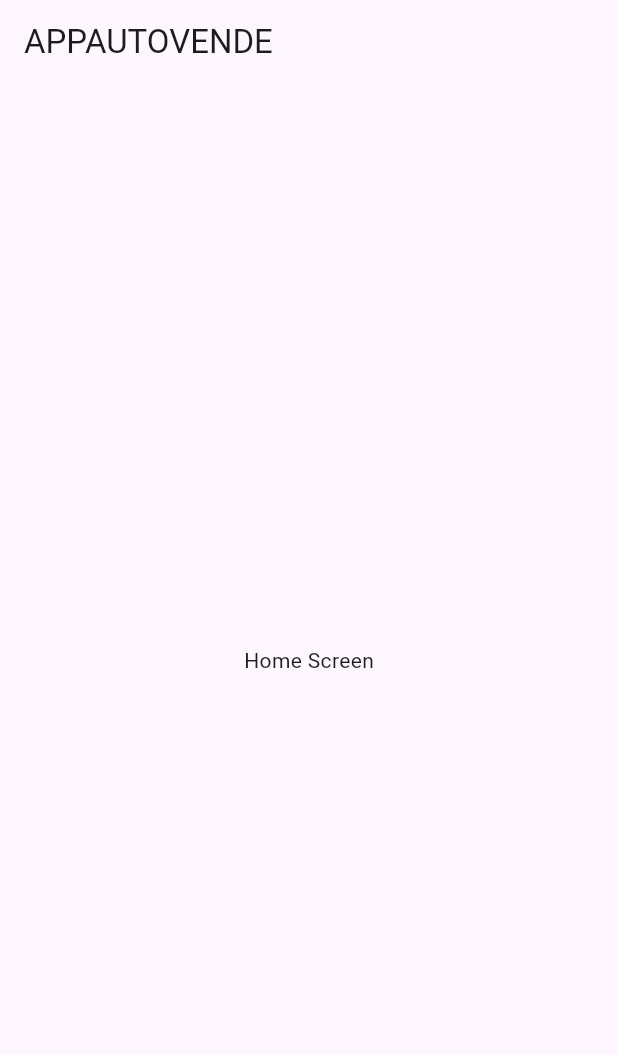
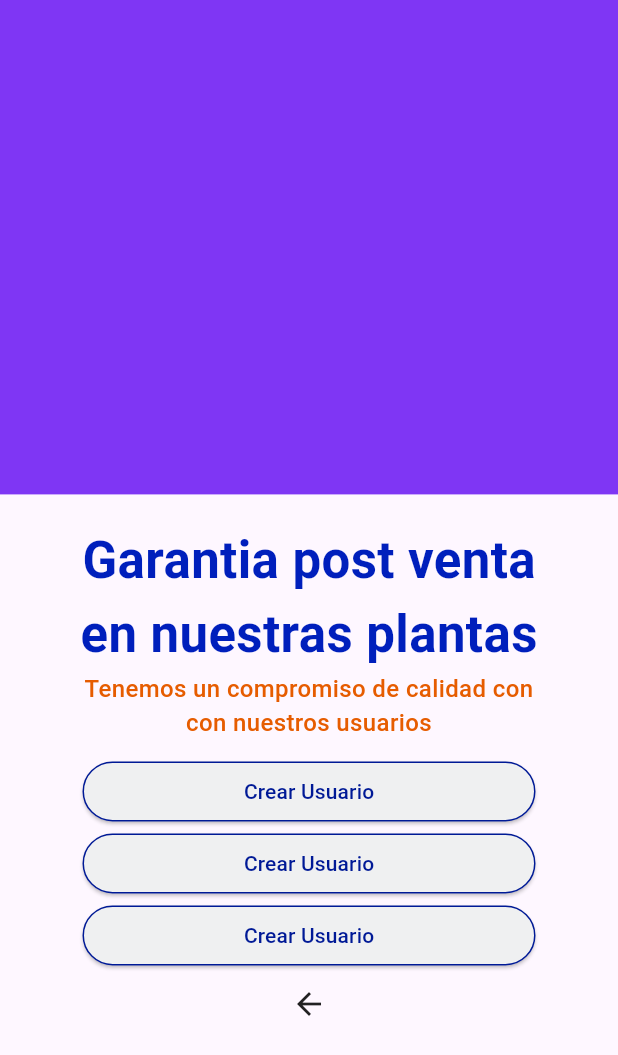
Before and after one commit to Thomas-Reyes/appfrontautos, a Flutter app: the screen it shows after launch, on a phone screen of 412 x 824 dp. Shown: the top 1055 px of the screen. Run offline on Flutter 3.47's test engine with Material 3 defaults, Android fonts, the phone set to English and light mode, and no system bars.

Commit message:
front de pantallas onboarding -login-RecuperarContraseña- CrearPerfil

```diff
--- a/lib/main.dart
+++ b/lib/main.dart
@@ -1,3 +1,4 @@
+import 'package:appfrontautos/screens/pantalla_inicio.dart';
 import 'package:appfrontautos/screens/screens.dart';
 import 'package:flutter/material.dart';
 
@@ -9,10 +10,11 @@
   @override
   Widget build(BuildContext context) {
     return MaterialApp(
-        title: 'VENTA AUTOMOTRIS',
+        title: 'VENTA AUTOMOTRIS2',
         debugShowCheckedModeBanner: false,
-        initialRoute: 'home',
+        initialRoute: 'inicio',
         routes: {
+          'inicio': (_) => Pantalla_InicioScreen(),
           'home': (_) => HomeScreen(),
           'datails': (_) => DetailsScreen(),
         });
--- /dev/null
+++ b/lib/screens/pantalla_inicio.dart
@@ -0,0 +1,27 @@
+import 'package:appfrontautos/widgets/cardwipers2%20copy.dart';
+import 'package:appfrontautos/widgets/cardwipers3%20copy.dart';
+import 'package:appfrontautos/widgets/widget.dart';
+import 'package:flutter/material.dart';
+
+class Pantalla_InicioScreen extends StatelessWidget {
+  const Pantalla_InicioScreen({Key? key}) : super(key: key);
+
+  @override
+  Widget build(BuildContext context) {
+    return Scaffold(
+        body: Column(
+      children: [
+        //TODO : CardSwiper
+        CardSwiper(),
+        SizedBox(height: 20),
+        pantalla2(),
+        SizedBox(height: 10),
+        panta3(),
+        SizedBox(height: 10),
+        contenedor4(),
+        SizedBox(height: 2),
+        //listado horizontal de peliculas
+      ],
+    ));
+  }
+}
--- /dev/null
+++ b/lib/widgets/cardwipers.dart
@@ -0,0 +1,13 @@
+import 'package:flutter/material.dart';
+
+class CardSwiper extends StatelessWidget {
+  @override
+  Widget build(BuildContext context) {
+    final size = MediaQuery.of(context).size;
+    return Container(
+      width: double.infinity,
+      height: size.height * 0.40,
+      color: const Color.fromARGB(255, 127, 54, 244),
+    );
+  }
+}
--- /dev/null
+++ b/lib/widgets/cardwipers2 copy.dart
@@ -0,0 +1,65 @@
+import 'package:flutter/material.dart';
+
+class pantalla2 extends StatelessWidget {
+  @override
+  Widget build(BuildContext context) {
+    final size = MediaQuery.of(context).size;
+
+    return Column(
+      children: [
+        Container(
+          child: SizedBox(
+            child: Column(
+              children: [
+                Text(
+                  'Garantia post venta',
+                  style: TextStyle(
+                    color: Color(0xFF001FBC),
+                    fontFamily: 'Roboto',
+                    fontSize: 34.0,
+                    fontStyle: FontStyle.normal,
+                    fontWeight: FontWeight.w600,
+                  ),
+                ),
+                Text(
+                  'en nuestras plantas',
+                  style: TextStyle(
+                    color: Color(0xFF001FBC),
+                    fontFamily: 'Roboto',
+                    fontSize: 34.0,
+                    fontStyle: FontStyle.normal,
+                    fontWeight: FontWeight.w600,
+                  ),
+                ),
+                Text(
+                  'Tenemos un compromiso de calidad con ',
+                  textAlign: TextAlign.center,
+                  style: TextStyle(
+                    color: Color(0xFFE65C00),
+                    fontFamily: 'Roboto',
+                    fontSize: 16.0,
+                    fontStyle: FontStyle.normal,
+                    fontWeight: FontWeight.w500,
+                    // El line-height no se traduce directamente a Flutter, ya que Flutter maneja automáticamente el espaciado entre líneas.
+                  ),
+                ),
+                Text(
+                  'con nuestros usuarios ',
+                  textAlign: TextAlign.center,
+                  style: TextStyle(
+                    color: Color(0xFFE65C00),
+                    fontFamily: 'Roboto',
+                    fontSize: 16.0,
+                    fontStyle: FontStyle.normal,
+                    fontWeight: FontWeight.w500,
+                    // El line-height no se traduce directamente a Flutter, ya que Flutter maneja automáticamente el espaciado entre líneas.
+                  ),
+                )
+              ],
+            ),
+          ),
+        )
+      ],
+    );
+  }
+}
--- /dev/null
+++ b/lib/widgets/cardwipers3 copy.dart
@@ -0,0 +1,70 @@
+import 'package:flutter/material.dart';
+
+class panta3 extends StatelessWidget {
+  @override
+  Widget build(BuildContext context) {
+    final size = MediaQuery.of(context).size;
+    return Column(children: [
+      Container(
+          child: SizedBox(
+              child: Column(
+        children: [
+          ElevatedButton(
+            onPressed: () {
+              // Acción cuando se presiona el botón
+            },
+            style: ButtonStyle(
+              minimumSize: MaterialStateProperty.all(Size(302, 40)),
+              padding: MaterialStateProperty.all(
+                  EdgeInsets.fromLTRB(60, 10, 60, 10)),
+              backgroundColor: MaterialStateProperty.all(Color(0xFFEFF0F1)),
+              foregroundColor: MaterialStateProperty.all(Color(0xFF001996)),
+              shape: MaterialStateProperty.all(RoundedRectangleBorder(
+                borderRadius: BorderRadius.circular(20),
+                side: BorderSide(color: Color(0xFF001996), width: 1),
+              )),
+            ),
+            child: Text('Crear Usuario'),
+          ),
+          ElevatedButton(
+            onPressed: () {
+              // Acción cuando se presiona el botón
+            },
+            style: ButtonStyle(
+              minimumSize: MaterialStateProperty.all(Size(302, 40)),
+              padding: MaterialStateProperty.all(
+                  EdgeInsets.fromLTRB(60, 10, 60, 10)),
+              backgroundColor: MaterialStateProperty.all(Color(0xFFEFF0F1)),
+              foregroundColor: MaterialStateProperty.all(Color(0xFF001996)),
+              shape: MaterialStateProperty.all(RoundedRectangleBorder(
+                borderRadius: BorderRadius.circular(20),
+                side: BorderSide(color: Color(0xFF001996), width: 1),
+              )),
+            ),
+            child: Text('Crear Usuario'),
+          ),
+          ElevatedButton(
+            onPressed: () {
+              // Acción cuando se presiona el botón
+            },
+            style: ButtonStyle(
+              minimumSize: MaterialStateProperty.all(Size(302, 40)),
+              padding: MaterialStateProperty.all(
+                  EdgeInsets.fromLTRB(60, 10, 60, 10)),
+              backgroundColor: MaterialStateProperty.all(Color(0xFFEFF0F1)),
+              foregroundColor: MaterialStateProperty.all(Color(0xFF001996)),
+              shape: MaterialStateProperty.all(RoundedRectangleBorder(
+                borderRadius: BorderRadius.circular(20),
+                side: BorderSide(color: Color(0xFF001996), width: 1),
+              )),
+            ),
+            child: Text('Crear Usuario'),
+          ),
+        ],
+      ))),
+    ]);
+  }
+}
+/*  width: double.infinity,
+            height: size.height * 0.180,
+            color: const Color.fromARGB(255, 101, 244, 54), */
--- /dev/null
+++ b/lib/widgets/cardwipers4.dart
@@ -0,0 +1,11 @@
+import 'package:flutter/material.dart';
+
+class contenedor4 extends StatelessWidget {
+  @override
+  Widget build(BuildContext context) {
+    final size = MediaQuery.of(context).size;
+    return Container(
+      child: Icon(Icons.arrow_back),
+    );
+  }
+}
--- /dev/null
+++ b/lib/widgets/widget.dart
@@ -0,0 +1,4 @@
+export 'package:appfrontautos/widgets/cardwipers4.dart';
+export 'package:appfrontautos/widgets/cardwipers.dart';
+export 'package:flutter/material.dart';
+export 'package:appfrontautos/widgets/botonesprincipal.dart';
--- a/pubspec.yaml
+++ b/pubspec.yaml
@@ -56,11 +56,11 @@ flutter:
   # The following line ensures that the Material Icons font is
   # included with your application, so that you can use the icons in
   # the material Icons class.
-  uses-material-design: true
+   uses-material-design: true
 
   # To add assets to your application, add an assets section, like this:
-  # assets:
-  #   - images/a_dot_burr.jpeg
+  #  assets:
+  #   - assets/rectangle5.png
   #   - images/a_dot_ham.jpeg
 
   # An image asset can refer to one or more resolution-specific "variants", see
```
Also changed, not shown: lib/screens/botones.dart (added, +12 -0 lines), lib/widgets/botonesprincipal.dart (added, +84 -0 lines), lib/widgets/botonesprincipal2.dart (added, +97 -0 lines), lib/widgets/botonesprincipal3.dart (added, +97 -0 lines), lib/widgets/w_boton/w_botones.dart (deleted).
